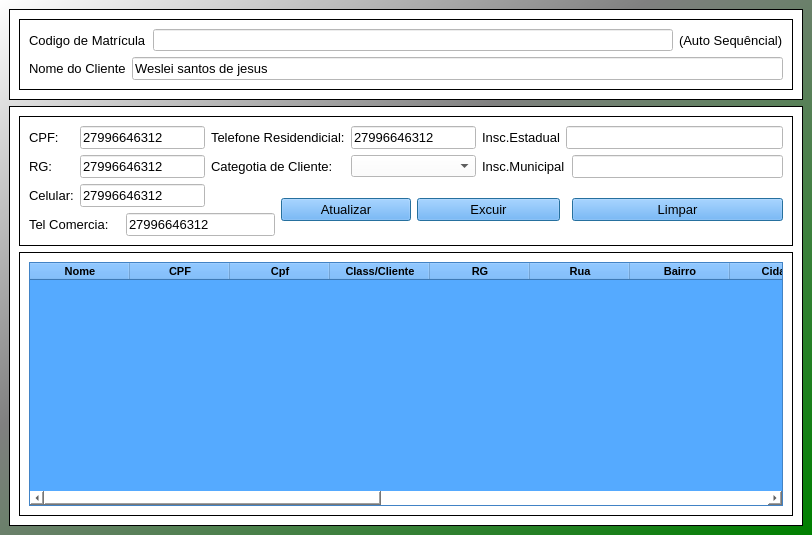
First picture: the form in Views/Clientes.ui, repository Weslei25/SistemaDeVendas, before the edit.
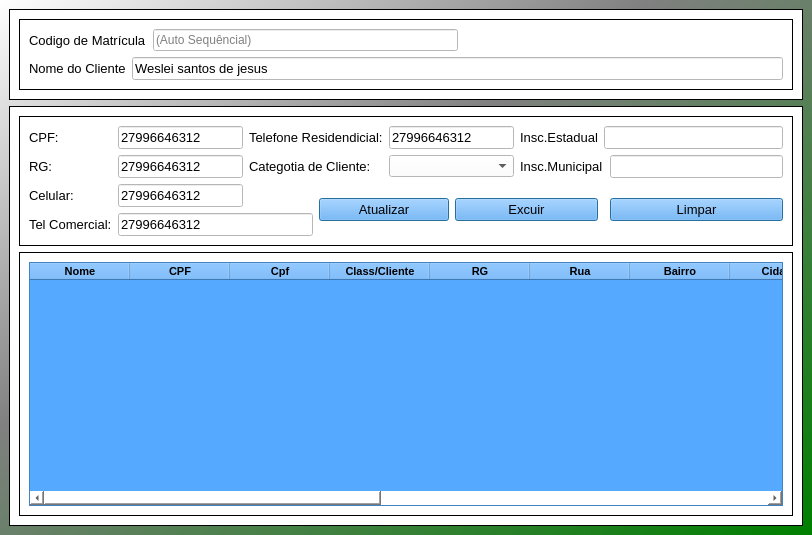
Second picture: the form after the edit. Icons and pictures are not drawn.

Commit message: Correcoes no layout

```diff
--- a/Views/Clientes.ui
+++ b/Views/Clientes.ui
@@ -57,6 +57,35 @@
           <enum>QFrame::Plain</enum>
          </property>
          <layout class="QGridLayout" name="gridLayout">
+          <item row="1" column="0">
+           <widget class="QLabel" name="label_15">
+            <property name="font">
+             <font>
+              <family>Arial</family>
+              <pointsize>10</pointsize>
+             </font>
+            </property>
+            <property name="text">
+             <string>Nome do Cliente</string>
+            </property>
+           </widget>
+          </item>
+          <item row="0" column="4">
+           <widget class="QLabel" name="label_38">
+            <property name="font">
+             <font>
+              <family>Arial</family>
+              <pointsize>10</pointsize>
+             </font>
+            </property>
+            <property name="styleSheet">
+             <string notr="true">color: rgb(0, 0, 0);</string>
+            </property>
+            <property name="text">
+             <string/>
+            </property>
+           </widget>
+          </item>
           <item row="0" column="0" colspan="2">
            <widget class="QLabel" name="label_2">
             <property name="font">
@@ -81,38 +110,12 @@
             <property name="styleSheet">
              <string notr="true">background-color: rgb(255, 255, 255);</string>
             </property>
-           </widget>
-          </item>
-          <item row="0" column="3">
-           <widget class="QLabel" name="label_38">
-            <property name="font">
-             <font>
-              <family>Arial</family>
-              <pointsize>10</pointsize>
-             </font>
-            </property>
-            <property name="styleSheet">
-             <string notr="true">color: rgb(0, 0, 0);</string>
-            </property>
-            <property name="text">
+            <property name="placeholderText">
              <string>(Auto Sequêncial)</string>
             </property>
            </widget>
           </item>
-          <item row="1" column="0">
-           <widget class="QLabel" name="label_15">
-            <property name="font">
-             <font>
-              <family>Arial</family>
-              <pointsize>10</pointsize>
-             </font>
-            </property>
-            <property name="text">
-             <string>Nome do Cliente</string>
-            </property>
-           </widget>
-          </item>
-          <item row="1" column="1" colspan="3">
+          <item row="1" column="1" colspan="4">
            <widget class="QLineEdit" name="nomeCliente_2">
             <property name="font">
              <font>
@@ -128,6 +131,19 @@
             </property>
            </widget>
           </item>
+          <item row="0" column="3">
+           <spacer name="horizontalSpacer">
+            <property name="orientation">
+             <enum>Qt::Horizontal</enum>
+            </property>
+            <property name="sizeHint" stdset="0">
+             <size>
+              <width>40</width>
+              <height>20</height>
+             </size>
+            </property>
+           </spacer>
+          </item>
          </layout>
         </widget>
        </item>
@@ -346,6 +362,12 @@
           </item>
           <item row="2" column="5" rowspan="2" colspan="2">
            <widget class="QPushButton" name="atualizarcliente">
+            <property name="minimumSize">
+             <size>
+              <width>0</width>
+              <height>0</height>
+             </size>
+            </property>
             <property name="font">
              <font>
               <pointsize>10</pointsize>
@@ -415,19 +437,6 @@
             </property>
            </widget>
           </item>
-          <item row="3" column="0" colspan="2">
-           <widget class="QLabel" name="label_60">
-            <property name="font">
-             <font>
-              <family>Arial</family>
-              <pointsize>10</pointsize>
-             </font>
-            </property>
-            <property name="text">
-             <string>Tel Comercia:</string>
-            </property>
-           </widget>
-          </item>
           <item row="2" column="10" rowspan="2">
            <widget class="QPushButton" name="limparcampos">
             <property name="font">
@@ -505,7 +514,20 @@
             </property>
            </widget>
           </item>
-          <item row="3" column="2" colspan="3">
+          <item row="3" column="0">
+           <widget class="QLabel" name="label_60">
+            <property name="font">
+             <font>
+              <family>Arial</family>
+              <pointsize>10</pointsize>
+             </font>
+            </property>
+            <property name="text">
+             <string>Tel Comercial:</string>
+            </property>
+           </widget>
+          </item>
+          <item row="3" column="1" colspan="4">
            <widget class="QLineEdit" name="telCom_2">
             <property name="font">
              <font>
```
The commit also changes 2 other files.
